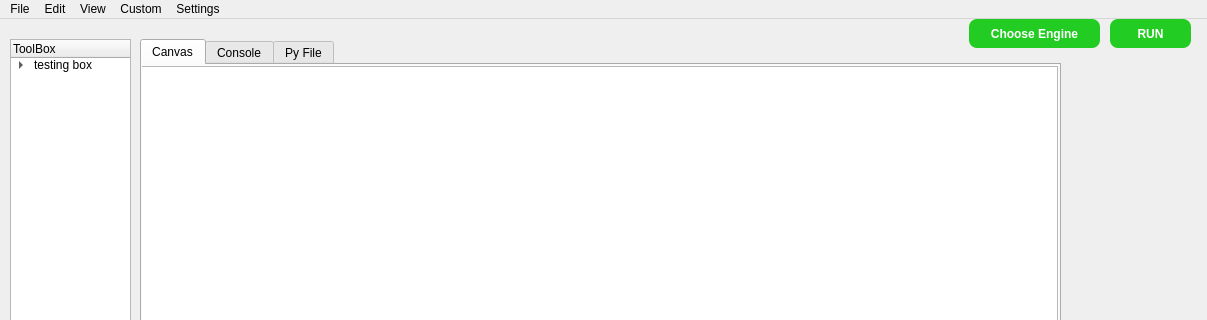
Above: mainwindow.ui from 6Asahi9/Tangle-UI before the change; both pictures show x 0 to 1207 and y 0 to 320 of the 1207 by 789 pixel window. Below: the same form after it.
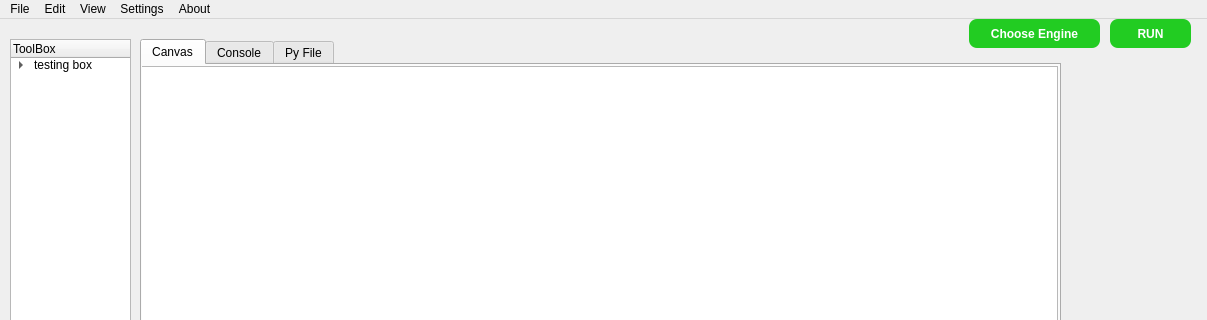
That is the form after the change.

```diff
--- a/mainwindow.ui
+++ b/mainwindow.ui
@@ -218,21 +218,21 @@
      <string>View</string>
     </property>
    </widget>
-   <widget class="QMenu" name="menuCustom">
-    <property name="title">
-     <string>Custom</string>
-    </property>
-   </widget>
    <widget class="QMenu" name="menuSettings">
     <property name="title">
      <string>Settings</string>
     </property>
    </widget>
+   <widget class="QMenu" name="menuAbout">
+    <property name="title">
+     <string>About</string>
+    </property>
+   </widget>
    <addaction name="menuFile"/>
    <addaction name="menuEdit"/>
    <addaction name="menuView"/>
-   <addaction name="menuCustom"/>
    <addaction name="menuSettings"/>
+   <addaction name="menuAbout"/>
   </widget>
   <widget class="QStatusBar" name="statusbar"/>
   <action name="actiontesting_for_edit">
```
Left out of the diff: 8 changed lines with no effect on the pictures.
